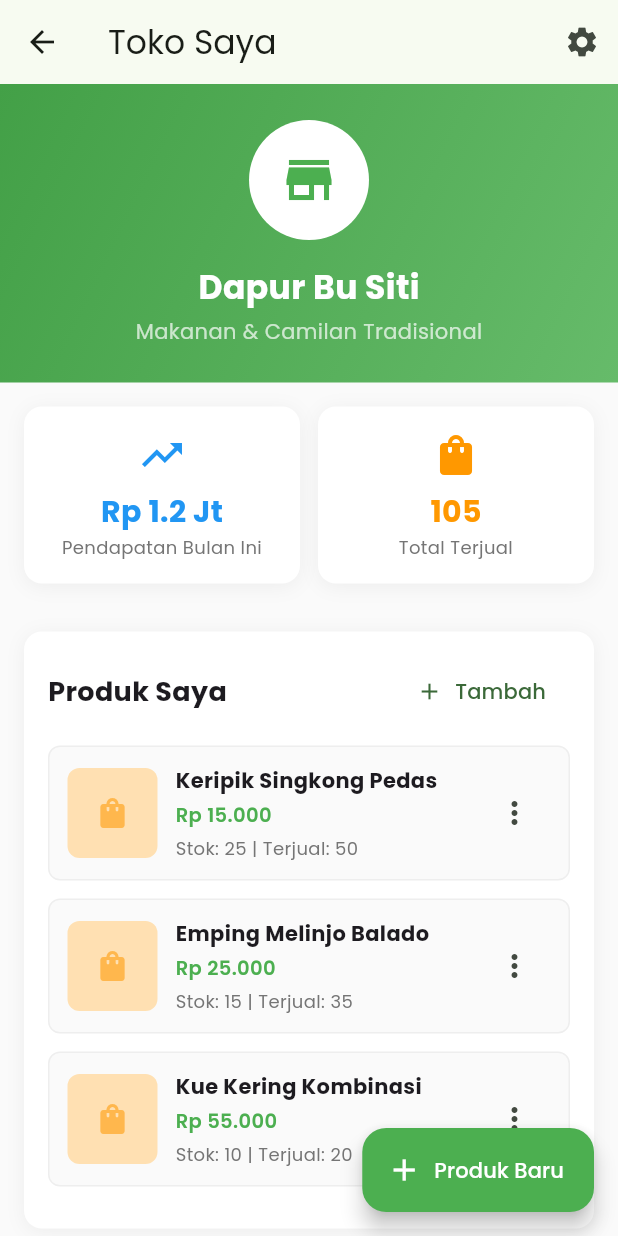
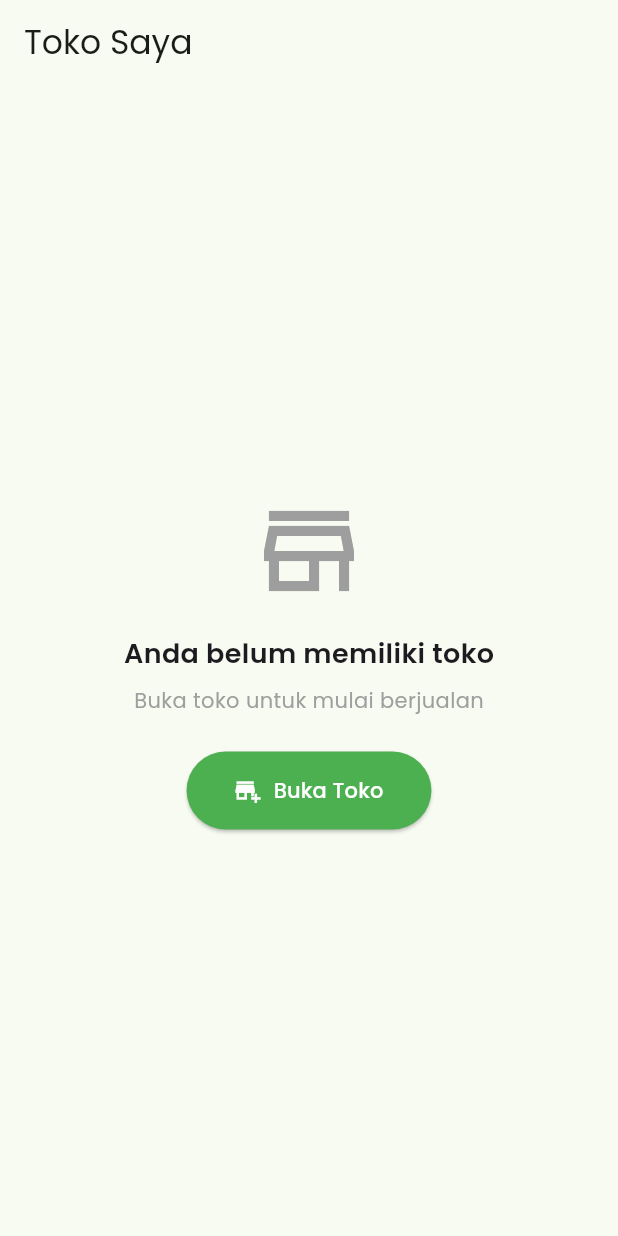
Before and after one commit to zakkutsu/rumah_umkm_app, a Flutter app: the StoreScreen screen opened by its route, on a phone screen of 412 x 824 dp. Run offline on Flutter 3.47's test engine with Material 3 defaults, Android fonts, the phone set to English and light mode, and no system bars; our stand-ins replace go_router, google_fonts, shared_preferences; accounts and stored records are empty.

Commit message:
feat: Update store screen to display seller's actual store data (name, category)

```diff
--- a/lib/screens/store/store_screen.dart
+++ b/lib/screens/store/store_screen.dart
@@ -1,6 +1,8 @@
 import 'package:flutter/material.dart';
 import 'package:intl/intl.dart';
 import 'package:go_router/go_router.dart';
+import 'package:provider/provider.dart';
+import '../../utils/auth_service.dart';
 
 class StoreScreen extends StatelessWidget {
   const StoreScreen({super.key});
@@ -11,11 +13,50 @@ class StoreScreen extends StatelessWidget {
 
   @override
   Widget build(BuildContext context) {
-    // Dummy data toko
+    final authService = context.watch<AuthService>();
+    final user = authService.currentUser;
+
+    // Verifikasi user adalah seller
+    if (!user.isSeller) {
+      return Scaffold(
+        appBar: AppBar(title: const Text('Toko Saya')),
+        body: Center(
+          child: Column(
+            mainAxisAlignment: MainAxisAlignment.center,
+            children: [
+              const Icon(Icons.store_outlined, size: 80, color: Colors.grey),
+              const SizedBox(height: 16),
+              const Text(
+                'Anda belum memiliki toko',
+                style: TextStyle(fontSize: 18, fontWeight: FontWeight.w600),
+              ),
+              const SizedBox(height: 8),
+              const Text(
+                'Buka toko untuk mulai berjualan',
+                style: TextStyle(color: Colors.grey),
+              ),
+              const SizedBox(height: 24),
+              ElevatedButton.icon(
+                onPressed: () => context.push('/buka-toko'),
+                icon: const Icon(Icons.add_business),
+                label: const Text('Buka Toko'),
+                style: ElevatedButton.styleFrom(
+                  backgroundColor: Colors.green,
+                  foregroundColor: Colors.white,
+                  padding: const EdgeInsets.symmetric(horizontal: 32, vertical: 16),
+                ),
+              ),
+            ],
+          ),
+        ),
+      );
+    }
+
+    // Dummy data produk toko
     final storeProducts = [
-      {'nama': 'Keripik Singkong Pedas', 'harga': 15000, 'stok': 25, 'terjual': 50},
-      {'nama': 'Emping Melinjo Balado', 'harga': 25000, 'stok': 15, 'terjual': 35},
-      {'nama': 'Kue Kering Kombinasi', 'harga': 55000, 'stok': 10, 'terjual': 20},
+      {'nama': 'Produk Toko 1', 'harga': 15000, 'stok': 25, 'terjual': 50},
+      {'nama': 'Produk Toko 2', 'harga': 25000, 'stok': 15, 'terjual': 35},
+      {'nama': 'Produk Toko 3', 'harga': 55000, 'stok': 10, 'terjual': 20},
     ];
 
     return Scaffold(
@@ -59,18 +100,18 @@ class StoreScreen extends StatelessWidget {
                     child: const Icon(Icons.store, size: 40, color: Colors.green),
                   ),
                   const SizedBox(height: 16),
-                  const Text(
-                    'Dapur Bu Siti',
-                    style: TextStyle(
+                  Text(
+                    user.storeName ?? 'Toko Saya',
+                    style: const TextStyle(
                       color: Colors.white,
                       fontSize: 22,
                       fontWeight: FontWeight.bold,
                     ),
                   ),
                   const SizedBox(height: 4),
-                  const Text(
-                    'Makanan & Camilan Tradisional',
-                    style: TextStyle(color: Colors.white70, fontSize: 14),
+                  Text(
+                    user.storeCategory ?? 'Kategori Toko',
+                    style: const TextStyle(color: Colors.white70, fontSize: 14),
                   ),
                 ],
               ),
```
